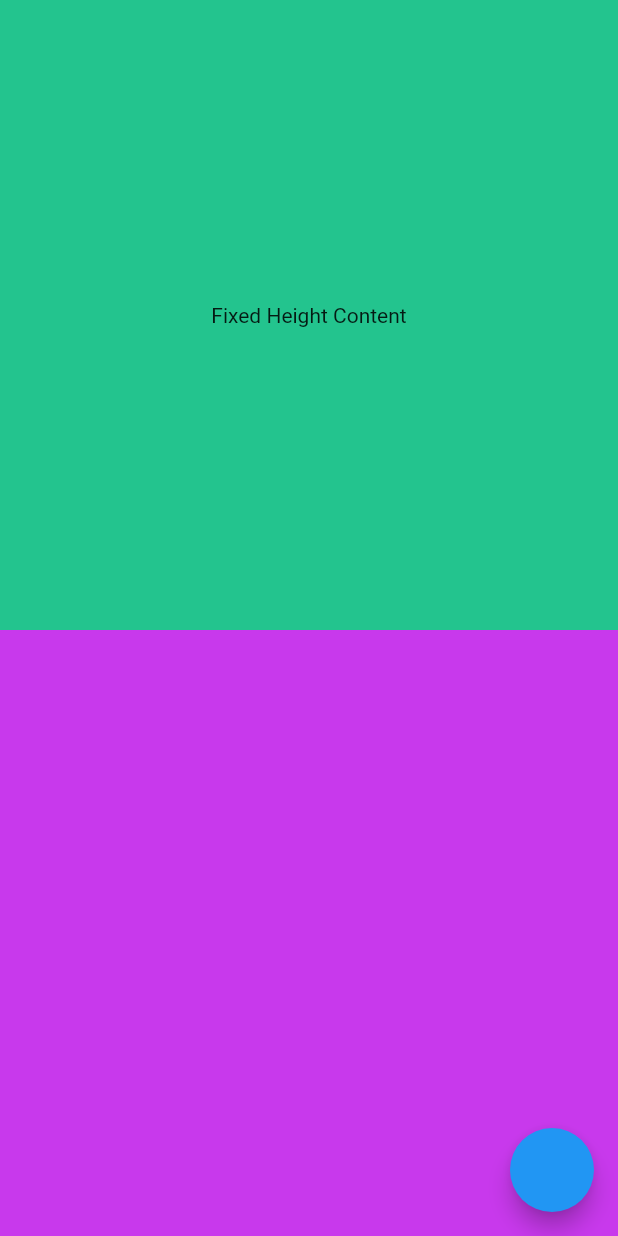
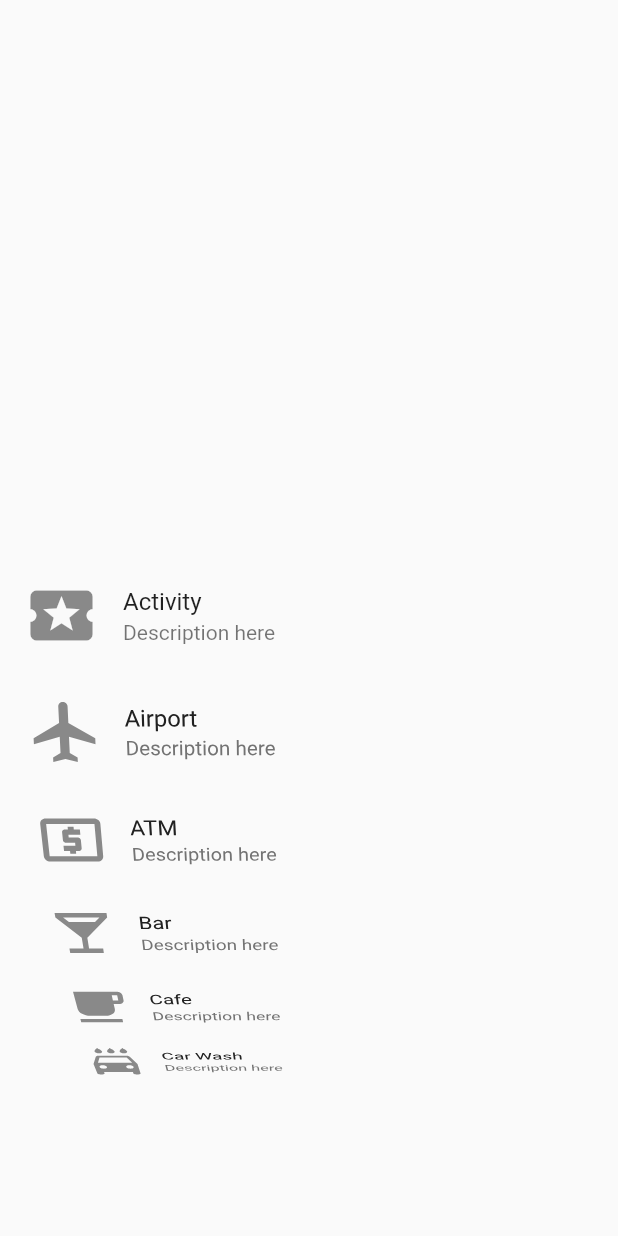
Before and after one commit to Nuur-R/tiga_zona_waktu, a Flutter app: the MainScreenLokasi screen opened directly, on a phone screen of 412 x 824 dp. Run offline on Flutter 3.47's test engine with Material 2 defaults, Android fonts, the phone set to English and light mode, and no system bars.

Commit message:
Whell  ScrollView Succes

```diff
--- a/lib/screen/main-screen-lokasi.dart
+++ b/lib/screen/main-screen-lokasi.dart
@@ -1,47 +1,78 @@
 import 'package:flutter/material.dart';
 
 class MainScreenLokasi extends StatelessWidget {
+  @override
   Widget build(BuildContext context) {
-    return DefaultTextStyle(
-      style: Theme.of(context).textTheme.bodyText2!,
-      child: LayoutBuilder(
-        builder: (BuildContext context, BoxConstraints viewportConstraints) {
-          return Scaffold(
-            body: SingleChildScrollView(
-              child: ConstrainedBox(
-                constraints: BoxConstraints(
-                  minHeight: viewportConstraints.maxHeight,
-                ),
-                child: Column(
-                  mainAxisSize: MainAxisSize.min,
-                  mainAxisAlignment: MainAxisAlignment.spaceAround,
-                  children: <Widget>[
-                    Container(
-                      // A fixed-height child.
-                      color: Color.fromARGB(255, 35, 196, 142), // Yellow
-                      height: 420.0,
-                      alignment: Alignment.center,
-                      child: const Text('Fixed Height Content'),
-                    ),
-                    Container(
-                      // Another fixed-height child.
-                      color: Color.fromARGB(255, 200, 57, 236), // Green
-                      height: 820.0,
-                      alignment: Alignment.center,
-                      child: const Text('Fixed Height Content'),
-                    ),
-                  ],
-                ),
-              ),
-            ),
-            floatingActionButton: FloatingActionButton(
-              onPressed: () {
-                Navigator.pop(context);
-              },
-            ),
-          );
-        },
+    return Scaffold(
+      body: Center(
+        child: ListWheelScrollView(
+          itemExtent: 75,
+          children: items,
+        ),
       ),
     );
   }
 }
+
+List<Widget> items = [
+  ListTile(
+    leading: Icon(Icons.local_activity, size: 50),
+    title: Text('Activity'),
+    subtitle: Text('Description here'),
+  ),
+  ListTile(
+    leading: Icon(Icons.local_airport, size: 50),
+    title: Text('Airport'),
+    subtitle: Text('Description here'),
+  ),
+  ListTile(
+    leading: Icon(Icons.local_atm, size: 50),
+    title: Text('ATM'),
+    subtitle: Text('Description here'),
+  ),
+  ListTile(
+    leading: Icon(Icons.local_bar, size: 50),
+    title: Text('Bar'),
+    subtitle: Text('Description here'),
+  ),
+  ListTile(
+    leading: Icon(Icons.local_cafe, size: 50),
+    title: Text('Cafe'),
+    subtitle: Text('Description here'),
+  ),
+  ListTile(
+    leading: Icon(Icons.local_car_wash, size: 50),
+    title: Text('Car Wash'),
+    subtitle: Text('Description here'),
+  ),
+  ListTile(
+    leading: Icon(Icons.local_convenience_store, size: 50),
+    title: Text('Heart Shaker'),
+    subtitle: Text('Description here'),
+  ),
+  ListTile(
+    leading: Icon(Icons.local_dining, size: 50),
+    title: Text('Dining'),
+    subtitle: Text('Description here'),
+  ),
+  ListTile(
+    leading: Icon(Icons.local_drink, size: 50),
+    title: Text('Drink'),
+    subtitle: Text('Description here'),
+  ),
+  ListTile(
+    leading: Icon(Icons.local_florist, size: 50),
+    title: Text('Florist'),
+    subtitle: Text('Description here'),
+  ),
+  ListTile(
+    leading: Icon(Icons.local_gas_station, size: 50),
+    title: Text('Gas Station'),
+    subtitle: Text('Description here'),
+  ),
+  ListTile(
+    leading: Icon(Icons.local_grocery_store, size: 50),
+    title: Text('Grocery Store'),
+    subtitle: Text('Description here'),
+  ),
+];
```
